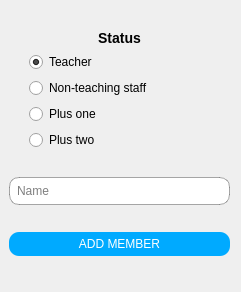
This is res/addmember.ui in ghss-vazhakkad/Library-Management-System as Qt 5 draws it before an edit. The edited form follows.
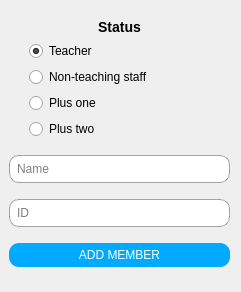
This is the edited form.

The edit to the form file:
```diff
--- a/res/addmember.ui
+++ b/res/addmember.ui
@@ -105,6 +105,20 @@
       </property>
      </widget>
     </item>
+    <item>
+     <widget class="QLineEdit" name="ID">
+      <property name="styleSheet">
+       <string notr="true">color:#000000;
+background:#ffffff;
+border:1px solid #55000000;
+border-radius:10px;
+padding:5px;</string>
+      </property>
+      <property name="placeholderText">
+       <string>ID</string>
+      </property>
+     </widget>
+    </item>
     <item>
      <widget class="QPushButton" name="addButton">
       <property name="styleSheet">
```
